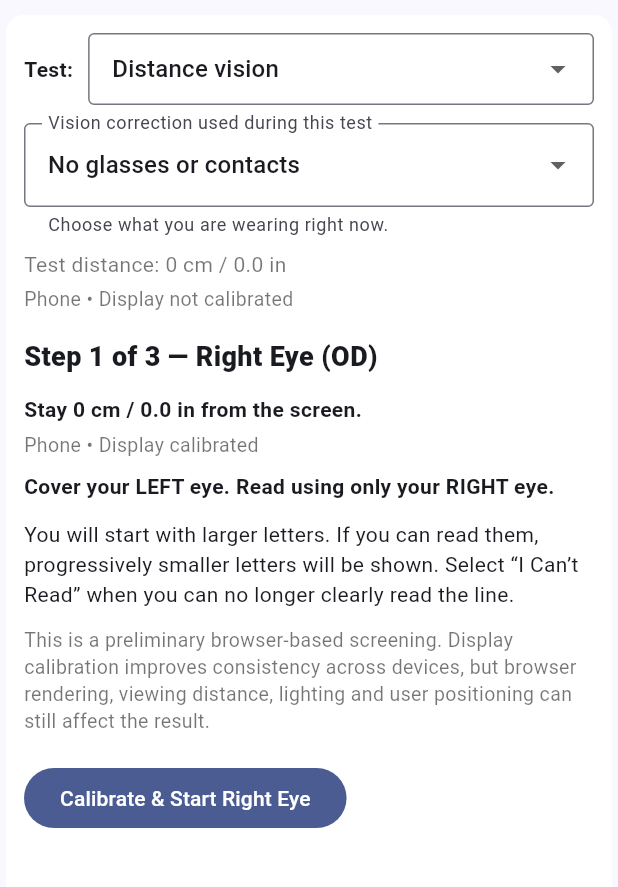
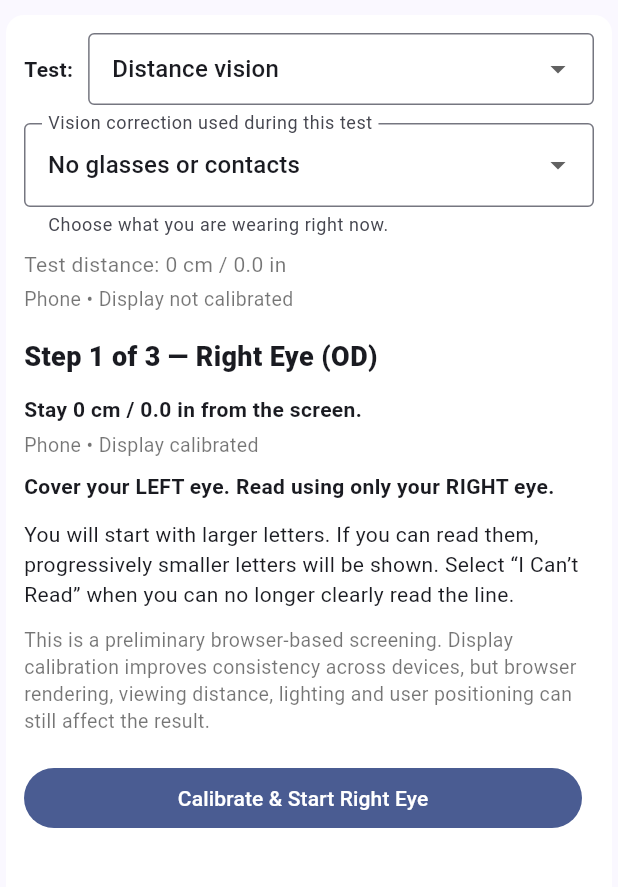
Before and after one commit to pradeepsambamurthy/vision_scanner_flutter, a Flutter app: the AcuityTestScreen widget shown alone on an empty page, opened directly, on a phone screen of 412 x 824 dp, the part 150-1037 px from its top. Run offline on Flutter 3.47's test engine with Material 3 defaults, Android fonts, the phone set to English and light mode, and no system bars; our stand-ins replace flutter_tts, image_picker, shared_preferences, speech_to_text; missing offline and left inert: google_mlkit_face_detection, tflite_flutter; accounts and stored records are empty.

Commit message:
Fix mobile acuity test scrolling and instructions

```diff
--- a/lib/screens/acuity_test_screen.dart
+++ b/lib/screens/acuity_test_screen.dart
@@ -100,7 +100,7 @@ class _AcuityTestScreenState extends State<AcuityTestScreen> {
     }
 
     if (_mode == vm.TestMode.near) {
-      return '40 cm / 15.7 in';
+      return '40 cm / 16 in';
     }
 
     return 'Calculated after screen calibration';
@@ -842,7 +842,7 @@ class _AcuityTestScreenState extends State<AcuityTestScreen> {
 // PRE-TEST PANEL
 // ================================================================
 
-class _CalibrationPanel extends StatelessWidget {
+class _CalibrationPanel extends StatefulWidget {
   const _CalibrationPanel({
     required this.mode,
     required this.title,
@@ -862,21 +862,38 @@ class _CalibrationPanel extends StatelessWidget {
   final VoidCallback onPressed;
 
   @override
+  State<_CalibrationPanel> createState() => _CalibrationPanelState();
+}
+
+class _CalibrationPanelState extends State<_CalibrationPanel> {
+  final ScrollController _scrollController = ScrollController();
+
+  @override
+  void dispose() {
+    _scrollController.dispose();
+    super.dispose();
+  }
+
+  @override
   Widget build(BuildContext context) {
-    final distanceInstruction = mode == vm.TestMode.distance
-        ? distanceText == 'Calculated after screen calibration'
+    final distanceInstruction = widget.mode == vm.TestMode.distance
+        ? widget.distanceText == 'Calculated after screen calibration'
               ? 'PeekVision will calculate the testing distance after '
                     'screen calibration.'
-              : 'Stay $distanceText from the screen.'
-        : 'Keep the screen approximately $distanceText from your eyes.';
+              : 'Stay ${widget.distanceText} from the screen.'
+        : 'Keep the screen approximately '
+              '${widget.distanceText} from your eyes.';
 
-    return SingleChildScrollView(
-      padding: const EdgeInsets.only(bottom: 12),
-      child: Column(
-        crossAxisAlignment: CrossAxisAlignment.start,
+    return Scrollbar(
+      controller: _scrollController,
+      thumbVisibility: true,
+      child: ListView(
+        controller: _scrollController,
+        physics: const ClampingScrollPhysics(),
+        padding: const EdgeInsets.fromLTRB(0, 0, 8, 32),
         children: [
           Text(
-            title,
+            widget.title,
             style: const TextStyle(fontWeight: FontWeight.w800, fontSize: 18),
           ),
 
@@ -887,10 +904,10 @@ class _CalibrationPanel extends StatelessWidget {
             style: const TextStyle(fontWeight: FontWeight.w600),
           ),
 
-          if (deviceText != null) ...[
+          if (widget.deviceText != null) ...[
             const SizedBox(height: 4),
             Text(
-              '$deviceText • Display calibrated',
+              '${widget.deviceText} • Display calibrated',
               style: const TextStyle(color: Colors.black54, fontSize: 13),
             ),
           ],
@@ -898,7 +915,7 @@ class _CalibrationPanel extends StatelessWidget {
           const SizedBox(height: 8),
 
           Text(
-            coverEyeText,
+            widget.coverEyeText,
             style: const TextStyle(fontWeight: FontWeight.w700),
           ),
 
@@ -923,7 +940,15 @@ class _CalibrationPanel extends StatelessWidget {
 
           const SizedBox(height: 18),
 
-          FilledButton(onPressed: onPressed, child: Text(buttonText)),
+          SizedBox(
+            width: double.infinity,
+            child: FilledButton(
+              onPressed: widget.onPressed,
+              child: Text(widget.buttonText),
+            ),
+          ),
+
+          const SizedBox(height: 24),
         ],
       ),
     );
```
